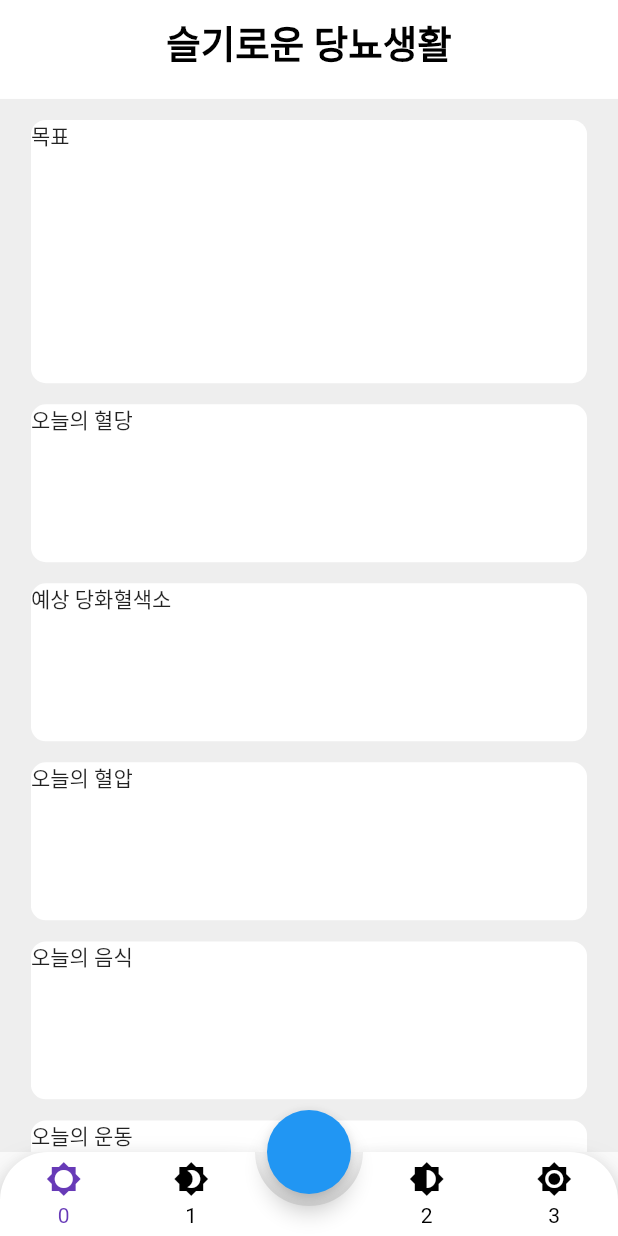
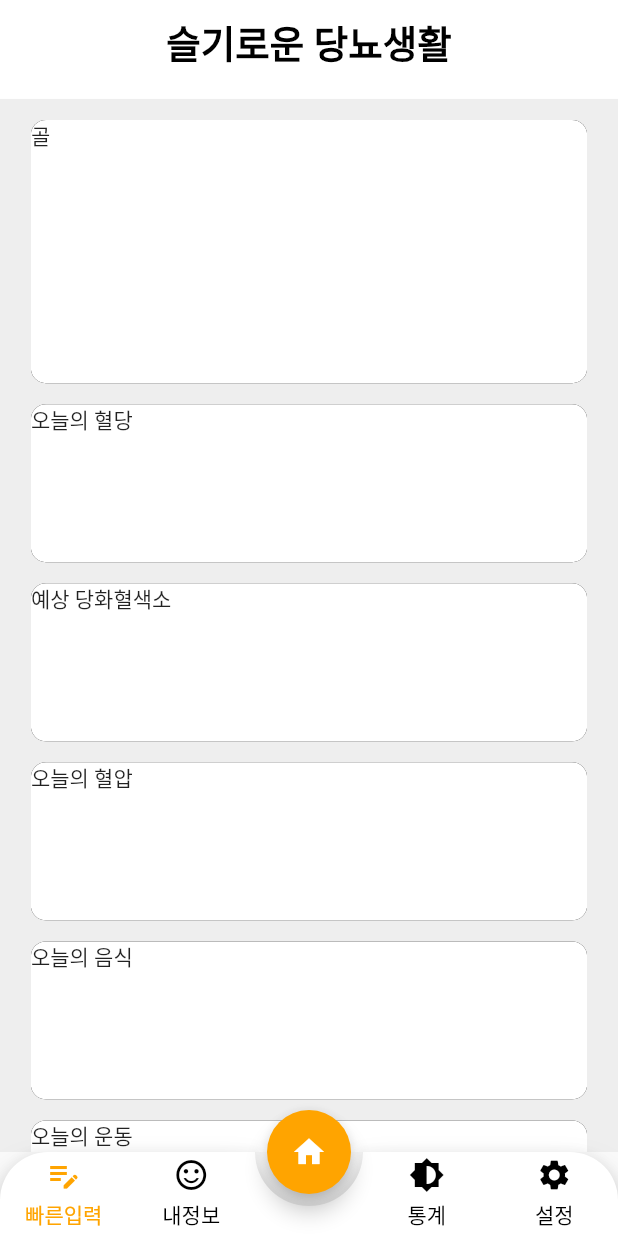
Before and after one commit to park28s/diabetes_life, a Flutter app: the screen it shows after launch, on a phone screen of 412 x 824 dp. Run offline on Flutter 3.47's test engine with Material 2 defaults, Android fonts, the phone set to English and light mode, and no system bars; drawn by our look-alikes of animated_bottom_navigation_bar, auto_size_text; our stand-ins replace firebase_core, get; accounts and stored records are empty; Roboto replaces fonts that are missing (MaruBuri).

Commit message:
mainPage 작업중3

```diff
--- a/lib/main_config/main_appbar_default.dart
+++ b/lib/main_config/main_appbar_default.dart
@@ -11,7 +11,6 @@ class AppBarDefault extends StatelessWidget implements PreferredSizeWidget {
   Widget build(BuildContext context) {
     return AppBar(
       centerTitle: true,
-      iconTheme: IconThemeData(color: Colors.blue, size: 30),
       elevation: 0,
       title: TextConfig().TextConfig1('슬기로운 당뇨생활', 25, FontWeight.bold, Colors.black),
       actions: [
--- a/lib/main_config/main_colors.dart
+++ b/lib/main_config/main_colors.dart
@@ -1 +1,13 @@
 import 'package:flutter/material.dart';
+
+class HexColor extends Color {
+  HexColor(final String hexColor) : super(_getColorFromHex(hexColor));
+
+  static int _getColorFromHex(String hexColor) {
+    hexColor = hexColor.toUpperCase().replaceAll('#', '');
+    if (hexColor.length == 6) {
+      hexColor = 'FF' + hexColor;
+    }
+    return int.parse(hexColor, radix: 16);
+  }
+}
--- a/lib/main_config/text_config.dart
+++ b/lib/main_config/text_config.dart
@@ -1,7 +1,24 @@
+import 'package:auto_size_text/auto_size_text.dart';
+import 'package:diabetes_life/main_home/main_controller.dart';
 import 'package:flutter/material.dart';
 
 class TextConfig {
-   TextConfig1(String text, double size, dynamic weight, dynamic color) {
-  return Text(text, style: TextStyle(fontSize: size, fontWeight: weight, color: color));
+  TextConfig1(String text, double size, dynamic weight, dynamic color) {
+    return Text(text,
+        style: TextStyle(
+            fontSize: size,
+            fontWeight: weight,
+            color: color,
+            fontFamily: 'MaruBuri'));
   }
 }
+
+class AutoSizeTextConfig {
+  TextConfig1(String text, int maxLines, dynamic color, dynamic weight) {
+    return AutoSizeText(text,
+        maxLines: maxLines,
+        group: CustomNaviBarController.to.autoSizeGroup,
+        style: TextStyle(
+            color: color, fontWeight: weight, fontFamily: ''));
+  }
+}
--- a/lib/main_home/main_home.dart
+++ b/lib/main_home/main_home.dart
@@ -1,5 +1,7 @@
 import 'package:diabetes_life/main_config/main_appbar_default.dart';
+import 'package:diabetes_life/main_config/main_colors.dart';
 import 'package:diabetes_life/main_config/main_size.dart';
+import 'package:diabetes_life/main_home/main_controller.dart';
 import 'package:diabetes_life/main_home/main_widget.dart';
 import 'package:flutter/material.dart';
 import 'package:get/get.dart';
@@ -19,31 +21,41 @@ class MainHome extends StatelessWidget {
           child: LayoutBuilder(
             builder: (context, size) => SingleChildScrollView(
               child: Column(
-                children: [
+                 children: [
                   SizedBox(height: size.maxHeight * 0.02),
                   mainContainer(
-                      size.maxWidth * 0.9, size.maxHeight * 0.25, '목표'),
+                      size.maxWidth * 0.9, size.maxHeight * 0.25, goalMain()),
                   SizedBox(height: size.maxHeight * 0.02),
                   mainContainer(
-                      size.maxWidth * 0.9, size.maxHeight * 0.15, '오늘의 혈당'),
+                      size.maxWidth * 0.9, size.maxHeight * 0.15, Text('오늘의 혈당')),
                   SizedBox(height: size.maxHeight * 0.02),
                   mainContainer(
-                      size.maxWidth * 0.9, size.maxHeight * 0.15, '예상 당화혈색소'),
+                      size.maxWidth * 0.9, size.maxHeight * 0.15, Text('예상 당화혈색소')),
                   SizedBox(height: size.maxHeight * 0.02),
                   mainContainer(
-                      size.maxWidth * 0.9, size.maxHeight * 0.15, '오늘의 혈압'),
+                      size.maxWidth * 0.9, size.maxHeight * 0.15, Text('오늘의 혈압')),
                   SizedBox(height: size.maxHeight * 0.02),
                   mainContainer(
-                      size.maxWidth * 0.9, size.maxHeight * 0.15, '오늘의 음식'),
+                      size.maxWidth * 0.9, size.maxHeight * 0.15, Text('오늘의 음식')),
                   SizedBox(height: size.maxHeight * 0.02),
                   mainContainer(
-                      size.maxWidth * 0.9, size.maxHeight * 0.15, '오늘의 운동'),
+                      size.maxWidth * 0.9, size.maxHeight * 0.15, Text('오늘의 운동')),
                 ],
               ),
             ),
           ),
         ),
-        floatingActionButton: FloatingActionButton(onPressed: () {}),
+        floatingActionButton: FloatingActionButton(backgroundColor: HexColor('#FFA400'),
+          child: Icon(
+            Icons.home,
+            color: Colors.white,
+          ),
+          onPressed: () {
+            CustomNaviBarController.to.fabAnimationController.reset();
+            CustomNaviBarController.to.borderRadiusAnimationController.reset();
+            CustomNaviBarController.to.borderRadiusAnimationController.forward();
+            CustomNaviBarController.to.fabAnimationController.forward();
+          },),
         floatingActionButtonLocation: FloatingActionButtonLocation.centerDocked,
         bottomNavigationBar: Obx(() => customAnimatedBar()));
   }
--- a/lib/main_home/main_total_model.dart
+++ b/lib/main_home/main_total_model.dart
@@ -1,8 +1,8 @@
 import 'package:flutter/material.dart';
 
 final iconList = [
-  Icons.brightness_5,
-  Icons.brightness_4,
+  Icons.edit_note,
+  Icons.sentiment_satisfied_outlined,
   Icons.brightness_6,
-  Icons.brightness_7,
+  Icons.settings,
 ];
--- a/lib/main_home/main_widget.dart
+++ b/lib/main_home/main_widget.dart
@@ -1,21 +1,28 @@
 import 'package:animated_bottom_navigation_bar/animated_bottom_navigation_bar.dart';
-import 'package:auto_size_text/auto_size_text.dart';
+import 'package:diabetes_life/main_config/main_colors.dart';
+import 'package:diabetes_life/main_config/text_config.dart';
 import 'package:diabetes_life/main_home/main_controller.dart';
 import 'package:diabetes_life/main_home/main_total_model.dart';
 import 'package:flutter/material.dart';
 import 'package:get/get.dart';
 
-Widget mainContainer(double width, double height, String text) {
+// 메인에 배치될 컨테이너
+Widget mainContainer(double width, double height, dynamic child) {
   return Container(
     width: width,
     height: height,
     decoration: BoxDecoration(
-      borderRadius: BorderRadius.circular(10),
-      color: Colors.white
-    ),
-    child: Text(text),
+     boxShadow: [BoxShadow(color: Colors.black)],
+        borderRadius: BorderRadius.circular(10), color: Colors.white),
+    child: child,
   );
 }
+
+// 메인에 배치 될 목표 위젯
+Widget goalMain() {
+  return Text('골');
+}
+
 
 // main navigationBar
 Widget customAnimatedBar() {
@@ -24,7 +31,8 @@ Widget customAnimatedBar() {
   return AnimatedBottomNavigationBar.builder(
     itemCount: iconList.length,
     tabBuilder: (int index, bool isAction) {
-      final color = isAction ? Colors.deepPurple : Colors.black;
+      final color = isAction ? HexColor('#FFA400') : Colors.black;
+      final menuName = ['빠른입력', '내정보', '통계', '설정'];
       return Column(
         mainAxisAlignment: MainAxisAlignment.center,
         mainAxisSize: MainAxisSize.min,
@@ -32,20 +40,15 @@ Widget customAnimatedBar() {
           Icon(iconList[index], size: 24, color: color),
           SizedBox(height: 4),
           Padding(
-            padding: const EdgeInsets.symmetric(horizontal: 8),
-            child: AutoSizeText(
-              '$index',
-              maxLines: 1,
-              style: TextStyle(color: color),
-              group: CustomNaviBarController.to.autoSizeGroup,
-            ),
-          )
+              padding: const EdgeInsets.symmetric(horizontal: 8),
+              child: AutoSizeTextConfig()
+                  .TextConfig1(menuName[index], 1, color, FontWeight.w300))
         ],
       );
     },
     backgroundColor: Colors.white,
     activeIndex: CustomNaviBarController.to.bottomNavIndex.value,
-    splashColor: Colors.grey,
+    splashColor: HexColor('#FFA400'),
     notchAndCornersAnimation: CustomNaviBarController.to.borderRadiusAnimation,
     notchSmoothness: NotchSmoothness.defaultEdge,
     gapLocation: GapLocation.center,
@@ -53,12 +56,12 @@ Widget customAnimatedBar() {
     rightCornerRadius: 32,
     onTap: (index) => CustomNaviBarController.to.bottomNavIndex.value = index,
     hideAnimationController:
-    CustomNaviBarController.to.hideBottomBarAnimationController,
+        CustomNaviBarController.to.hideBottomBarAnimationController,
     shadow: BoxShadow(
       offset: Offset(0, 1),
       blurRadius: 12,
       spreadRadius: 0.5,
-      color: Colors.black,
+      color: Colors.grey,
     ),
   );
 }
```
Also changed, not shown: pubspec.yaml (+16 -6 lines), 5 other files.
